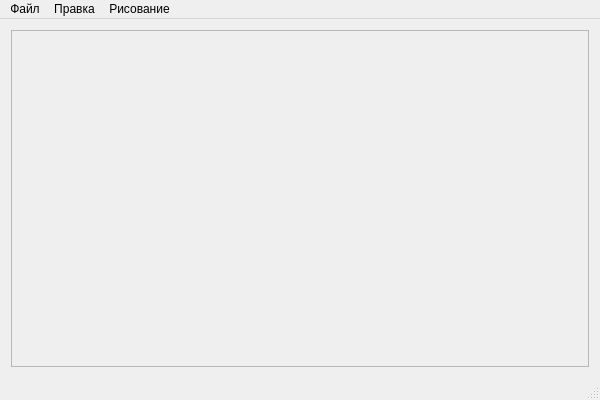
First picture: the form in mainwindow.ui, repository Dearg7/graphics-editor, before the edit.
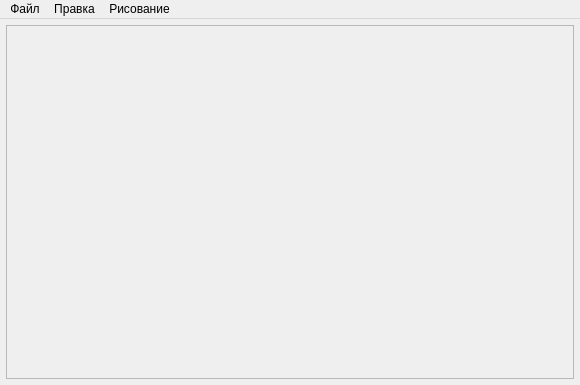
Second picture: the form after the edit.

Diff of the .ui file:
```diff
--- a/mainwindow.ui
+++ b/mainwindow.ui
@@ -6,8 +6,8 @@
    <rect>
     <x>0</x>
     <y>0</y>
-    <width>600</width>
-    <height>400</height>
+    <width>580</width>
+    <height>385</height>
    </rect>
   </property>
   <property name="windowTitle">
@@ -15,8 +15,23 @@
   </property>
   <widget class="QWidget" name="centralWidget">
    <layout class="QVBoxLayout" name="verticalLayout">
+    <property name="leftMargin">
+     <number>6</number>
+    </property>
+    <property name="topMargin">
+     <number>6</number>
+    </property>
+    <property name="rightMargin">
+     <number>6</number>
+    </property>
+    <property name="bottomMargin">
+     <number>6</number>
+    </property>
     <item>
      <widget class="QScrollArea" name="scrollArea">
+      <property name="enabled">
+       <bool>true</bool>
+      </property>
       <property name="minimumSize">
        <size>
         <width>481</width>
@@ -40,8 +55,8 @@
         <rect>
          <x>0</x>
          <y>0</y>
-         <width>576</width>
-         <height>325</height>
+         <width>566</width>
+         <height>345</height>
         </rect>
        </property>
       </widget>
@@ -54,7 +69,7 @@
     <rect>
      <x>0</x>
      <y>0</y>
-     <width>600</width>
+     <width>580</width>
      <height>26</height>
     </rect>
    </property>
@@ -99,7 +114,6 @@
    <addaction name="menu_2"/>
    <addaction name="menu_3"/>
   </widget>
-  <widget class="QStatusBar" name="statusBar"/>
   <action name="actionCreate">
    <property name="text">
     <string>Создать</string>
```
Left out of the diff: 5 changed lines with no effect on the pictures.
